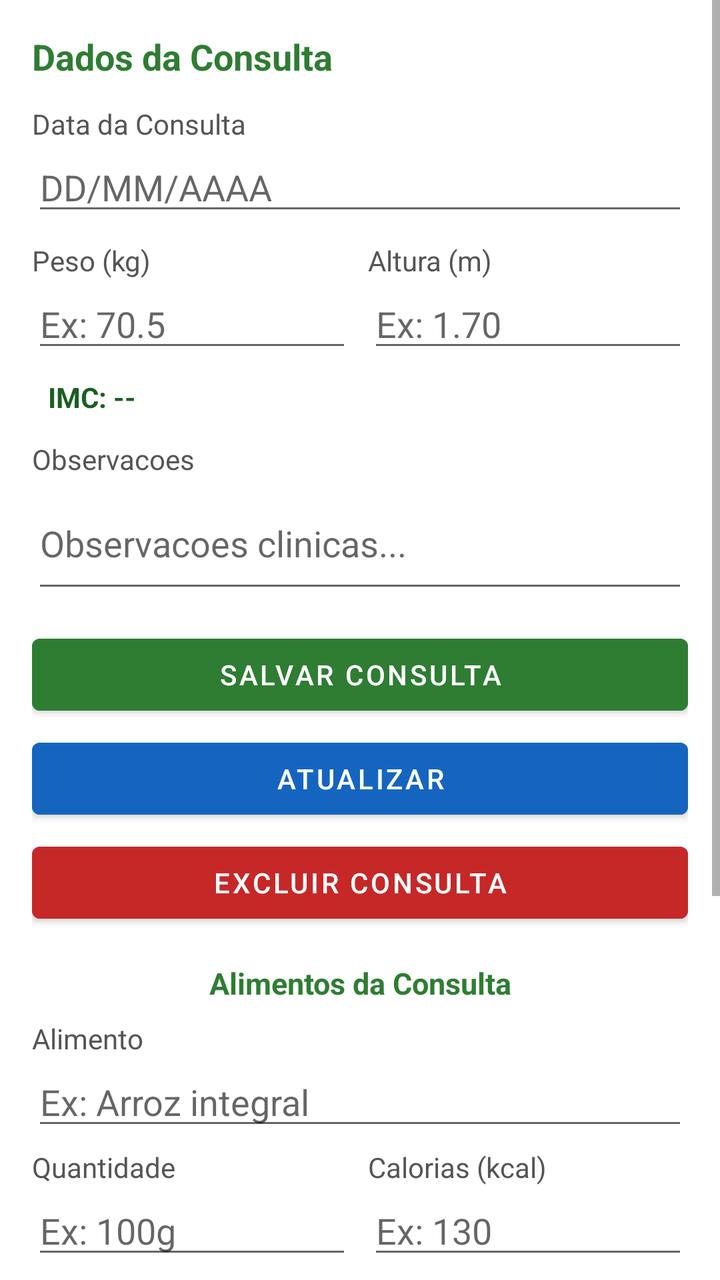
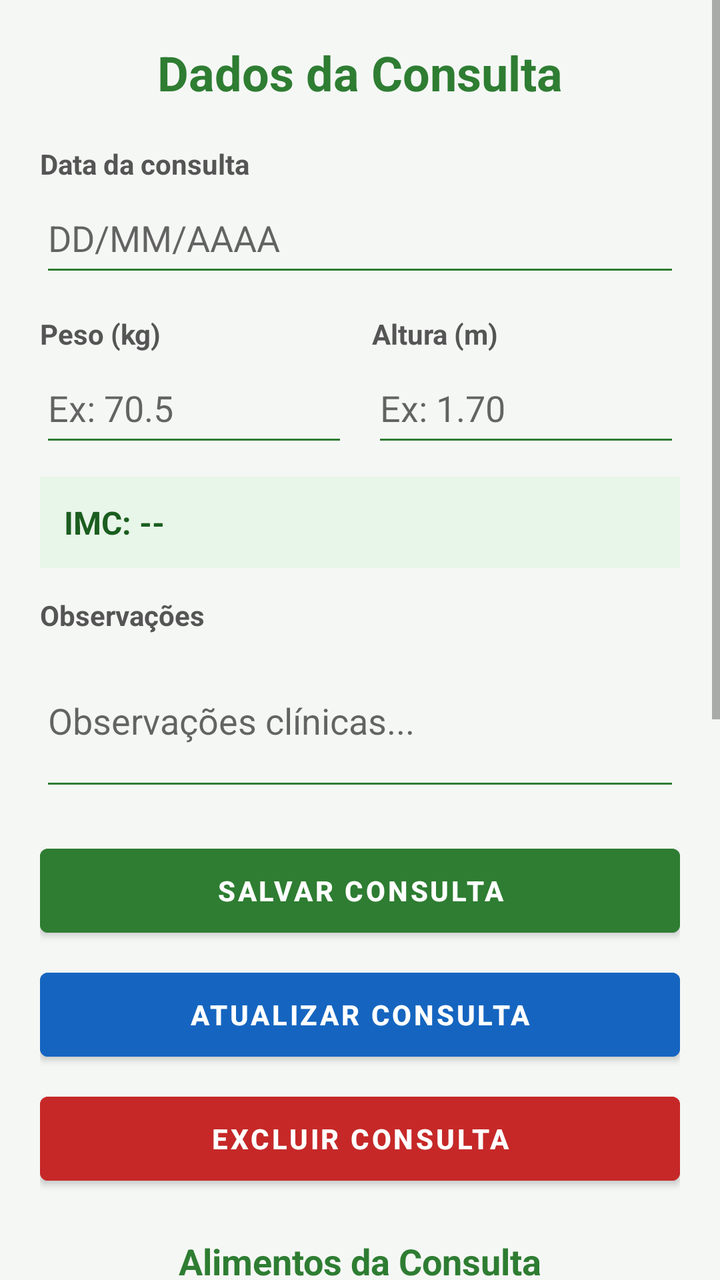

Two renders of the same Android screen: before a commit and after it. Below are the layout's source before the change and the commit's diff.
<!-- AndroidManifest.xml: application theme Theme.NutricionistaFirebase -->
<!-- res/layout/activity_detalhe_consulta.xml -->
<?xml version="1.0" encoding="utf-8"?>
<ScrollView xmlns:android="http://schemas.android.com/apk/res/android"
    android:layout_width="match_parent" android:layout_height="match_parent">
    <LinearLayout android:layout_width="match_parent" android:layout_height="wrap_content"
        android:orientation="vertical" android:padding="16dp">
        <TextView android:layout_width="match_parent" android:layout_height="wrap_content"
            android:text="Dados da Consulta" android:textSize="18sp" android:textStyle="bold"
            android:textColor="#2E7D32" android:paddingBottom="12dp"/>
        <TextView android:layout_width="match_parent" android:layout_height="wrap_content" android:text="Data da Consulta" android:textColor="#555"/>
        <EditText android:id="@+id/edtDataConsulta" android:layout_width="match_parent" android:layout_height="wrap_content"
            android:hint="DD/MM/AAAA" android:inputType="datetime" android:layout_marginBottom="8dp"/>
        <LinearLayout android:layout_width="match_parent" android:layout_height="wrap_content" android:orientation="horizontal">
            <LinearLayout android:layout_width="0dp" android:layout_height="wrap_content" android:layout_weight="1" android:orientation="vertical" android:layout_marginEnd="4dp">
                <TextView android:layout_width="match_parent" android:layout_height="wrap_content" android:text="Peso (kg)" android:textColor="#555"/>
                <EditText android:id="@+id/edtPeso" android:layout_width="match_parent" android:layout_height="wrap_content" android:hint="Ex: 70.5" android:inputType="numberDecimal"/>
            </LinearLayout>
            <LinearLayout android:layout_width="0dp" android:layout_height="wrap_content" android:layout_weight="1" android:orientation="vertical" android:layout_marginStart="4dp">
                <TextView android:layout_width="match_parent" android:layout_height="wrap_content" android:text="Altura (m)" android:textColor="#555"/>
                <EditText android:id="@+id/edtAltura" android:layout_width="match_parent" android:layout_height="wrap_content" android:hint="Ex: 1.70" android:inputType="numberDecimal"/>
            </LinearLayout>
        </LinearLayout>
        <TextView android:id="@+id/txtIMCResultado" android:layout_width="match_parent"
            android:layout_height="wrap_content" android:text="IMC: --" android:textSize="14sp"
            android:textColor="#1B5E20" android:textStyle="bold" android:padding="8dp"/>
        <TextView android:layout_width="match_parent" android:layout_height="wrap_content" android:text="Observacoes" android:textColor="#555" android:layout_marginTop="4dp"/>
        <EditText android:id="@+id/edtObservacoes" android:layout_width="match_parent" android:layout_height="wrap_content"
            android:hint="Observacoes clinicas..." android:inputType="textMultiLine" android:minLines="2" android:layout_marginBottom="12dp"/>
        <Button android:id="@+id/btnInserir" android:layout_width="match_parent" android:layout_height="wrap_content"
            android:text="Salvar Consulta" android:onClick="InserirClique" android:backgroundTint="#2E7D32" android:textColor="#FFFFFF" android:layout_marginBottom="4dp"/>
        <Button android:id="@+id/btnAtualizar" android:layout_width="match_parent" android:layout_height="wrap_content"
            android:text="Atualizar" android:onClick="AtualizarClique" android:backgroundTint="#1565C0" android:textColor="#FFFFFF" android:layout_marginBottom="4dp"/>
        <Button android:id="@+id/btnExcluir" android:layout_width="match_parent" android:layout_height="wrap_content"
            android:text="Excluir Consulta" android:onClick="ExcluirClique" android:backgroundTint="#C62828" android:textColor="#FFFFFF" android:layout_marginBottom="16dp"/>
        <TextView android:layout_width="match_parent" android:layout_height="wrap_content"
            android:text="Alimentos da Consulta" android:textSize="15sp" android:textStyle="bold"
            android:textColor="#2E7D32" android:gravity="center" android:layout_marginBottom="8dp"/>
        <TextView android:layout_width="match_parent" android:layout_height="wrap_content" android:text="Alimento" android:textColor="#555"/>
        <EditText android:id="@+id/edtAlimento" android:layout_width="match_parent" android:layout_height="wrap_content"
            android:hint="Ex: Arroz integral" android:inputType="textCapWords" android:layout_marginBottom="4dp"/>
        <LinearLayout android:layout_width="match_parent" android:layout_height="wrap_content" android:orientation="horizontal">
            <LinearLayout android:layout_width="0dp" android:layout_height="wrap_content" android:layout_weight="1" android:orientation="vertical" android:layout_marginEnd="4dp">
                <TextView android:layout_width="match_parent" android:layout_height="wrap_content" android:text="Quantidade" android:textColor="#555"/>
                <EditText android:id="@+id/edtQuantidade" android:layout_width="match_parent" android:layout_height="wrap_content" android:hint="Ex: 100g"/>
            </LinearLayout>
            <LinearLayout android:layout_width="0dp" android:layout_height="wrap_content" android:layout_weight="1" android:orientation="vertical" android:layout_marginStart="4dp">
                <TextView android:layout_width="match_parent" android:layout_height="wrap_content" android:text="Calorias (kcal)" android:textColor="#555"/>
                <EditText android:id="@+id/edtCalorias" android:layout_width="match_parent" android:layout_height="wrap_content" android:hint="Ex: 130" android:inputType="numberDecimal"/>
            </LinearLayout>
        </LinearLayout>
        <Button android:id="@+id/btnAddAlimento" android:layout_width="match_parent" android:layout_height="wrap_content"
            android:text="+ Adicionar Alimento" android:onClick="AddAlimentoClique"
            android:backgroundTint="#F57F17" android:textColor="#FFFFFF" android:layout_marginTop="8dp" android:layout_marginBottom="8dp"/>
        <ListView android:id="@+id/lsvAlimentos" android:layout_width="match_parent"
            android:layout_height="200dp" android:nestedScrollingEnabled="true"/>
    </LinearLayout>
</ScrollView>
<!-- resources referenced by this layout -->
<resources>
  <style name="Theme.NutricionistaFirebase" parent="Theme.MaterialComponents.DayNight.DarkActionBar">
          <item name="colorPrimary">@color/colorPrimary</item>
          <item name="colorPrimaryVariant">@color/colorPrimaryVariant</item>
          <item name="colorOnPrimary">@color/colorOnPrimary</item>
          <item name="colorSecondary">@color/colorSecondary</item>
          <item name="colorOnSecondary">@color/colorOnSecondary</item>
          <item name="android:statusBarColor">?attr/colorPrimaryVariant</item>
      </style>
  <color name="colorPrimary">#2E7D32</color>
  <color name="colorPrimaryVariant">#1B5E20</color>
  <color name="colorOnPrimary">#FFFFFF</color>
  <color name="colorSecondary">#F57F17</color>
  <color name="colorOnSecondary">#FFFFFF</color>
</resources>

<!-- the commit's change to res/layout/activity_detalhe_consulta.xml (unified diff, before → after) -->
@@ -1,56 +1,216 @@
 <?xml version="1.0" encoding="utf-8"?>
 <ScrollView xmlns:android="http://schemas.android.com/apk/res/android"
-    android:layout_width="match_parent" android:layout_height="match_parent">
-    <LinearLayout android:layout_width="match_parent" android:layout_height="wrap_content"
-        android:orientation="vertical" android:padding="16dp">
-        <TextView android:layout_width="match_parent" android:layout_height="wrap_content"
-            android:text="Dados da Consulta" android:textSize="18sp" android:textStyle="bold"
-            android:textColor="#2E7D32" android:paddingBottom="12dp"/>
-        <TextView android:layout_width="match_parent" android:layout_height="wrap_content" android:text="Data da Consulta" android:textColor="#555"/>
-        <EditText android:id="@+id/edtDataConsulta" android:layout_width="match_parent" android:layout_height="wrap_content"
-            android:hint="DD/MM/AAAA" android:inputType="datetime" android:layout_marginBottom="8dp"/>
-        <LinearLayout android:layout_width="match_parent" android:layout_height="wrap_content" android:orientation="horizontal">
-            <LinearLayout android:layout_width="0dp" android:layout_height="wrap_content" android:layout_weight="1" android:orientation="vertical" android:layout_marginEnd="4dp">
-                <TextView android:layout_width="match_parent" android:layout_height="wrap_content" android:text="Peso (kg)" android:textColor="#555"/>
-                <EditText android:id="@+id/edtPeso" android:layout_width="match_parent" android:layout_height="wrap_content" android:hint="Ex: 70.5" android:inputType="numberDecimal"/>
+    android:layout_width="match_parent"
+    android:layout_height="match_parent"
+    android:fitsSystemWindows="true"
+    android:background="#F5F7F5">
+
+    <LinearLayout
+        android:layout_width="match_parent"
+        android:layout_height="wrap_content"
+        android:orientation="vertical"
+        android:padding="20dp">
+
+        <TextView
+            android:layout_width="match_parent"
+            android:layout_height="wrap_content"
+            android:text="Dados da Consulta"
+            android:textSize="24sp"
+            android:textStyle="bold"
+            android:textColor="#2E7D32"
+            android:gravity="center"
+            android:paddingBottom="20dp" />
+
+        <TextView
+            android:layout_width="match_parent"
+            android:layout_height="wrap_content"
+            android:text="Data da consulta"
+            android:textColor="#555555"
+            android:textStyle="bold" />
+
+        <EditText
+            android:id="@+id/edtDataConsulta"
+            android:layout_width="match_parent"
+            android:layout_height="52dp"
+            android:hint="DD/MM/AAAA"
+            android:inputType="date"
+            android:backgroundTint="#2E7D32"
+            android:layout_marginBottom="14dp" />
+
+        <LinearLayout
+            android:layout_width="match_parent"
+            android:layout_height="wrap_content"
+            android:orientation="horizontal"
+            android:layout_marginBottom="10dp">
+
+            <LinearLayout
+                android:layout_width="0dp"
+                android:layout_height="wrap_content"
+                android:layout_weight="1"
+                android:orientation="vertical"
+                android:layout_marginEnd="6dp">
+
+                <TextView
+                    android:layout_width="match_parent"
+                    android:layout_height="wrap_content"
+                    android:text="Peso (kg)"
+                    android:textColor="#555555"
+                    android:textStyle="bold" />
+
+                <EditText
+                    android:id="@+id/edtPeso"
+                    android:layout_width="match_parent"
+                    android:layout_height="52dp"
+                    android:hint="Ex: 70.5"
+                    android:inputType="numberDecimal"
+                    android:backgroundTint="#2E7D32" />
             </LinearLayout>
-            <LinearLayout android:layout_width="0dp" android:layout_height="wrap_content" android:layout_weight="1" android:orientation="vertical" android:layout_marginStart="4dp">
-                <TextView android:layout_width="match_parent" android:layout_height="wrap_content" android:text="Altura (m)" android:textColor="#555"/>
-                <EditText android:id="@+id/edtAltura" android:layout_width="match_parent" android:layout_height="wrap_content" android:hint="Ex: 1.70" android:inputType="numberDecimal"/>
+
+            <LinearLayout
+                android:layout_width="0dp"
+                android:layout_height="wrap_content"
+                android:layout_weight="1"
+                android:orientation="vertical"
+                android:layout_marginStart="6dp">
+
+                <TextView
+                    android:layout_width="match_parent"
+                    android:layout_height="wrap_content"
+                    android:text="Altura (m)"
+                    android:textColor="#555555"
+                    android:textStyle="bold" />
+
+                <EditText
+                    android:id="@+id/edtAltura"
+                    android:layout_width="match_parent"
+                    android:layout_height="52dp"
+                    android:hint="Ex: 1.70"
+                    android:inputType="numberDecimal"
+                    android:backgroundTint="#2E7D32" />
             </LinearLayout>
         </LinearLayout>
-        <TextView android:id="@+id/txtIMCResultado" android:layout_width="match_parent"
-            android:layout_height="wrap_content" android:text="IMC: --" android:textSize="14sp"
-            android:textColor="#1B5E20" android:textStyle="bold" android:padding="8dp"/>
-        <TextView android:layout_width="match_parent" android:layout_height="wrap_content" android:text="Observacoes" android:textColor="#555" android:layout_marginTop="4dp"/>
-        <EditText android:id="@+id/edtObservacoes" android:layout_width="match_parent" android:layout_height="wrap_content"
-            android:hint="Observacoes clinicas..." android:inputType="textMultiLine" android:minLines="2" android:layout_marginBottom="12dp"/>
-        <Button android:id="@+id/btnInserir" android:layout_width="match_parent" android:layout_height="wrap_content"
-            android:text="Salvar Consulta" android:onClick="InserirClique" android:backgroundTint="#2E7D32" android:textColor="#FFFFFF" android:layout_marginBottom="4dp"/>
-        <Button android:id="@+id/btnAtualizar" android:layout_width="match_parent" android:layout_height="wrap_content"
-            android:text="Atualizar" android:onClick="AtualizarClique" android:backgroundTint="#1565C0" android:textColor="#FFFFFF" android:layout_marginBottom="4dp"/>
-        <Button android:id="@+id/btnExcluir" android:layout_width="match_parent" android:layout_height="wrap_content"
-            android:text="Excluir Consulta" android:onClick="ExcluirClique" android:backgroundTint="#C62828" android:textColor="#FFFFFF" android:layout_marginBottom="16dp"/>
-        <TextView android:layout_width="match_parent" android:layout_height="wrap_content"
-            android:text="Alimentos da Consulta" android:textSize="15sp" android:textStyle="bold"
-            android:textColor="#2E7D32" android:gravity="center" android:layout_marginBottom="8dp"/>
-        <TextView android:layout_width="match_parent" android:layout_height="wrap_content" android:text="Alimento" android:textColor="#555"/>
-        <EditText android:id="@+id/edtAlimento" android:layout_width="match_parent" android:layout_height="wrap_content"
-            android:hint="Ex: Arroz integral" android:inputType="textCapWords" android:layout_marginBottom="4dp"/>
-        <LinearLayout android:layout_width="match_parent" android:layout_height="wrap_content" android:orientation="horizontal">
-            <LinearLayout android:layout_width="0dp" android:layout_height="wrap_content" android:layout_weight="1" android:orientation="vertical" android:layout_marginEnd="4dp">
-                <TextView android:layout_width="match_parent" android:layout_height="wrap_content" android:text="Quantidade" android:textColor="#555"/>
-                <EditText android:id="@+id/edtQuantidade" android:layout_width="match_parent" android:layout_height="wrap_content" android:hint="Ex: 100g"/>
-            </LinearLayout>
-            <LinearLayout android:layout_width="0dp" android:layout_height="wrap_content" android:layout_weight="1" android:orientation="vertical" android:layout_marginStart="4dp">
-                <TextView android:layout_width="match_parent" android:layout_height="wrap_content" android:text="Calorias (kcal)" android:textColor="#555"/>
-                <EditText android:id="@+id/edtCalorias" android:layout_width="match_parent" android:layout_height="wrap_content" android:hint="Ex: 130" android:inputType="numberDecimal"/>
-            </LinearLayout>
-        </LinearLayout>
-        <Button android:id="@+id/btnAddAlimento" android:layout_width="match_parent" android:layout_height="wrap_content"
-            android:text="+ Adicionar Alimento" android:onClick="AddAlimentoClique"
-            android:backgroundTint="#F57F17" android:textColor="#FFFFFF" android:layout_marginTop="8dp" android:layout_marginBottom="8dp"/>
-        <ListView android:id="@+id/lsvAlimentos" android:layout_width="match_parent"
-            android:layout_height="200dp" android:nestedScrollingEnabled="true"/>
+
+        <TextView
+            android:id="@+id/txtIMCResultado"
+            android:layout_width="match_parent"
+            android:layout_height="wrap_content"
+            android:text="IMC: --"
+            android:textSize="16sp"
+            android:textColor="#1B5E20"
+            android:textStyle="bold"
+            android:background="#E8F5E9"
+            android:padding="12dp"
+            android:layout_marginBottom="14dp" />
+
+        <TextView
+            android:layout_width="match_parent"
+            android:layout_height="wrap_content"
+            android:text="Observações"
+            android:textColor="#555555"
+            android:textStyle="bold" />
+
+        <EditText
+            android:id="@+id/edtObservacoes"
+            android:layout_width="match_parent"
+            android:layout_height="wrap_content"
+            android:hint="Observações clínicas..."
+            android:inputType="textMultiLine"
+            android:minLines="3"
+            android:backgroundTint="#2E7D32"
+            android:layout_marginBottom="18dp" />
+
+        <Button
+            android:id="@+id/btnInserir"
+            android:layout_width="match_parent"
+            android:layout_height="54dp"
+            android:text="Salvar Consulta"
+            android:textStyle="bold"
+            android:onClick="InserirClique"
+            android:backgroundTint="#2E7D32"
+            android:textColor="#FFFFFF"
+            android:layout_marginBottom="8dp" />
+
+        <Button
+            android:id="@+id/btnAtualizar"
+            android:layout_width="match_parent"
+            android:layout_height="54dp"
+            android:text="Atualizar Consulta"
+            android:textStyle="bold"
+            android:onClick="AtualizarClique"
+            android:backgroundTint="#1565C0"
+            android:textColor="#FFFFFF"
+            android:layout_marginBottom="8dp" />
+
+        <Button
+            android:id="@+id/btnExcluir"
+            android:layout_width="match_parent"
+            android:layout_height="54dp"
+            android:text="Excluir Consulta"
+            android:textStyle="bold"
+            android:onClick="ExcluirClique"
+            android:backgroundTint="#C62828"
+            android:textColor="#FFFFFF"
+            android:layout_marginBottom="22dp" />
+
+        <TextView
+            android:layout_width="match_parent"
+            android:layout_height="wrap_content"
+            android:text="Alimentos da Consulta"
+            android:textSize="18sp"
+            android:textStyle="bold"
+            android:textColor="#2E7D32"
+            android:gravity="center"
+            android:layout_marginBottom="14dp" />
+
+        <TextView
+            android:layout_width="match_parent"
+            android:layout_height="wrap_content"
+            android:text="Alimento cadastrado"
+            android:textColor="#555555"
+            android:textStyle="bold" />
+
+        <Spinner
+            android:id="@+id/spnAlimentos"
+            android:layout_width="match_parent"
+            android:layout_height="52dp"
+            android:backgroundTint="#2E7D32"
+            android:layout_marginBottom="10dp" />
+
+        <TextView
+            android:layout_width="match_parent"
+            android:layout_height="wrap_content"
+            android:text="Quantidade"
+            android:textColor="#555555"
+            android:textStyle="bold" />
+
+        <EditText
+            android:id="@+id/edtQuantidade"
+            android:layout_width="match_parent"
+            android:layout_height="52dp"
+            android:hint="Ex: 100g"
+            android:backgroundTint="#2E7D32"
+            android:layout_marginBottom="12dp" />
+
+        <Button
+            android:id="@+id/btnAddAlimento"
+            android:layout_width="match_parent"
+            android:layout_height="54dp"
+            android:text="+ Vincular Alimento à Consulta"
+            android:textStyle="bold"
+            android:onClick="AddAlimentoClique"
+            android:backgroundTint="#F57F17"
+            android:textColor="#FFFFFF"
+            android:layout_marginTop="12dp"
+            android:layout_marginBottom="12dp" />
+
+        <ListView
+            android:id="@+id/lsvAlimentos"
+            android:layout_width="match_parent"
+            android:layout_height="220dp"
+            android:nestedScrollingEnabled="true"
+            android:background="#FFFFFF"
+            android:divider="#E0E0E0"
+            android:dividerHeight="1dp" />
+
     </LinearLayout>
 </ScrollView>
